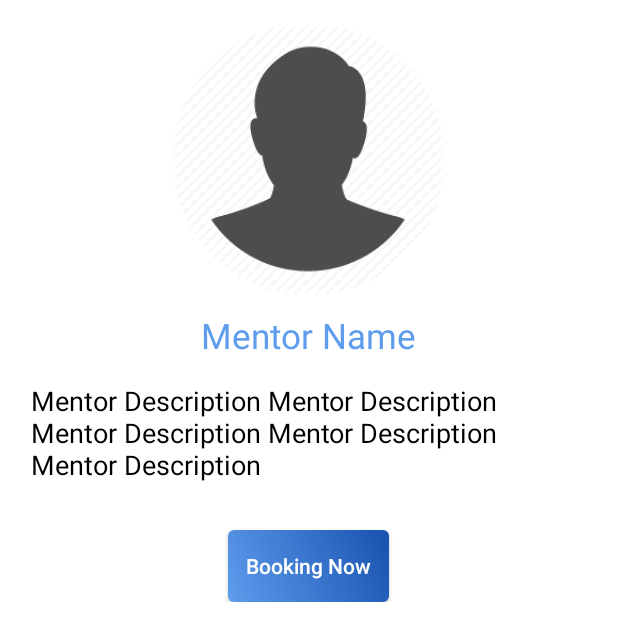
After one commit to georgesamuel96/NetClub, an Android app: the DetailsMentorActivity screen opened directly, with no data from a screen before it, on a phone screen of 412 x 824 dp. The commit adds this screen. Shown: the top 641 px of the screen. Run offline under Robolectric (Android 15) with nearby library versions, the phone set to English and light mode, and no system bars; our stand-ins replace CircleImageView, Firebase (no records; nobody signed in at launch, a user with empty details on screens opened directly), sdp/ssp sizes; 3 statements that could not run were skipped.

Commit message:
Mentor Commit

```diff
--- a/app/src/main/java/com/egcoders/technologysolutions/netclub/DatesMentorActivity.java
+++ b/app/src/main/java/com/egcoders/technologysolutions/netclub/DatesMentorActivity.java
@@ -158,7 +158,9 @@ public class DatesMentorActivity extends AppCompatActivity {
             mentor.getDates().clear();
             mentor.getCategories().clear();
 
-
+            Intent i = new Intent(DatesMentorActivity.this, MainActivity.class);
+            i.setFlags(Intent.FLAG_ACTIVITY_CLEAR_TOP);
+            startActivity(i);
             finish();
         }
 
--- /dev/null
+++ b/app/src/main/java/com/egcoders/technologysolutions/netclub/DetailsMentorActivity.java
@@ -0,0 +1,77 @@
+package com.egcoders.technologysolutions.netclub;
+
+import android.content.Intent;
+import android.support.annotation.NonNull;
+import android.support.v7.app.AppCompatActivity;
+import android.os.Bundle;
+import android.view.View;
+import android.widget.Button;
+import android.widget.ProgressBar;
+import android.widget.TextView;
+
+import com.bumptech.glide.Glide;
+import com.bumptech.glide.request.RequestOptions;
+import com.google.android.gms.tasks.OnCompleteListener;
+import com.google.android.gms.tasks.Task;
+import com.google.firebase.firestore.DocumentSnapshot;
+import com.google.firebase.firestore.FirebaseFirestore;
+
+import java.util.Map;
+
+import de.hdodenhof.circleimageview.CircleImageView;
+
+public class DetailsMentorActivity extends AppCompatActivity {
+
+    private String mentorId;
+    private FirebaseFirestore firestore;
+    private TextView mentorDesc, mentorName;
+    private CircleImageView mentorImage;
+    private ProgressBar progressBar;
+    private Button bookBtn;
+
+    @Override
+    protected void onCreate(Bundle savedInstanceState) {
+        super.onCreate(savedInstanceState);
+        setContentView(R.layout.activity_details_mentor);
+
+        mentorId = getIntent().getStringExtra("mentorId");
+
+        mentorName = (TextView) findViewById(R.id.mentor_name);
+        mentorImage = (CircleImageView) findViewById(R.id.mentor_image);
+        mentorDesc = (TextView) findViewById(R.id.mentor_description);
+        progressBar = (ProgressBar) findViewById(R.id.progressBar);
+        bookBtn = (Button) findViewById(R.id.book_btn);
+
+        firestore = FirebaseFirestore.getInstance();
+
+        progressBar.setVisibility(View.VISIBLE);
+        firestore.collection("Mentors").document(mentorId).get().addOnCompleteListener(new OnCompleteListener<DocumentSnapshot>() {
+            @Override
+            public void onComplete(@NonNull Task<DocumentSnapshot> task) {
+                if(task.isSuccessful()){
+                    Map<String, Object> mentorMap = task.getResult().getData();
+                    mentorName.setText(mentorMap.get("name").toString());
+                    mentorDesc.setText(mentorMap.get("description").toString());
+                    RequestOptions requestOptions = new RequestOptions();
+                    requestOptions.placeholder(R.drawable.profile);
+                    Glide.with(getApplicationContext()).applyDefaultRequestOptions(requestOptions).load(mentorMap.get("profile_url"))
+                            .thumbnail(Glide.with(getApplicationContext()).load(mentorMap.get("profileThumb_url"))).into(mentorImage);
+                    progressBar.setVisibility(View.INVISIBLE);
+                }
+                else{
+                    progressBar.setVisibility(View.INVISIBLE);
+                }
+            }
+        });
+
+        bookBtn.setOnClickListener(new View.OnClickListener() {
+            @Override
+            public void onClick(View v) {
+                Intent i = new Intent(DetailsMentorActivity.this, MentorDatesActivity.class);
+                i.putExtra("mentorId", mentorId);
+                startActivity(i);
+            }
+        });
+
+    }
+}
--- /dev/null
+++ b/app/src/main/res/layout/activity_details_mentor.xml
@@ -0,0 +1,76 @@
+<?xml version="1.0" encoding="utf-8"?>
+<android.support.constraint.ConstraintLayout xmlns:android="http://schemas.android.com/apk/res/android"
+    xmlns:app="http://schemas.android.com/apk/res-auto"
+    xmlns:tools="http://schemas.android.com/tools"
+    android:layout_width="match_parent"
+    android:layout_height="match_parent"
+    tools:context=".DetailsMentorActivity"
+    android:background="@color/white">
+
+    <ScrollView
+        android:layout_width="match_parent"
+        android:layout_height="match_parent">
+
+
+        <RelativeLayout
+            android:layout_width="match_parent"
+            android:layout_height="match_parent">
+
+            <de.hdodenhof.circleimageview.CircleImageView
+                android:id="@+id/mentor_image"
+                android:layout_width="@dimen/_140sdp"
+                android:layout_height="@dimen/_140sdp"
+                android:layout_centerHorizontal="true"
+                android:layout_marginTop="@dimen/_12sdp"
+                android:src="@drawable/profile"/>
+
+            <TextView
+                android:id="@+id/mentor_name"
+                android:layout_width="wrap_content"
+                android:layout_height="wrap_content"
+                android:layout_marginTop="@dimen/_8sdp"
+                android:layout_below="@id/mentor_image"
+                android:layout_centerHorizontal="true"
+                android:text="Mentor Name"
+                android:textColor="@color/colorPrimary"
+                android:textSize="@dimen/_18ssp"
+                app:layout_constraintEnd_toEndOf="parent"
+                app:layout_constraintStart_toStartOf="parent"
+                app:layout_constraintTop_toBottomOf="@+id/mentor_image" />
+
+            <TextView
+                android:id="@+id/mentor_description"
+                android:layout_width="match_parent"
+                android:layout_height="wrap_content"
+                android:layout_below="@id/mentor_name"
+                android:layout_marginTop="@dimen/_12sdp"
+                android:layout_marginLeft="@dimen/_16sdp"
+                android:layout_marginRight="@dimen/_16sdp"
+                android:text="Mentor Description Mentor Description Mentor Description Mentor Description Mentor Description "
+                android:textSize="@dimen/_14ssp"
+                android:textColor="@color/black"/>
+
+            <Button
+                android:id="@+id/book_btn"
+                android:layout_width="107dp"
+                android:layout_height="wrap_content"
+                android:layout_below="@id/mentor_description"
+                android:layout_centerHorizontal="true"
+                android:layout_marginTop="@dimen/_24sdp"
+                android:background="@drawable/bg_btn"
+                android:text="Booking Now"
+                android:textAllCaps="false"
+                android:textColor="@color/white" />
+
+            <ProgressBar
+                android:id="@+id/progressBar"
+                android:layout_width="match_parent"
+                android:layout_height="match_parent"
+                android:layout_centerInParent="true"
+                android:visibility="invisible"/>
+
+        </RelativeLayout>
+
+    </ScrollView>
+
+</android.support.constraint.ConstraintLayout>
--- a/app/src/main/res/layout/activity_main.xml
+++ b/app/src/main/res/layout/activity_main.xml
@@ -27,7 +27,9 @@
             android:layout_height="match_parent"
             android:id="@+id/frame"
             android:layout_below="@id/toolbar"
-            android:layout_marginBottom="@dimen/_48sdp"/>
+            android:layout_marginBottom="@dimen/_48sdp">
+
+        </FrameLayout>
 
         <android.support.design.widget.BottomNavigationView
             android:id="@+id/bottom_menu"
--- a/app/src/main/res/layout/activity_mentor_details.xml
+++ b/app/src/main/res/layout/activity_mentor_details.xml
@@ -4,7 +4,7 @@
     xmlns:tools="http://schemas.android.com/tools"
     android:layout_width="match_parent"
     android:layout_height="match_parent"
-    tools:context=".MentorDetailsActivity"
+    tools:context=".MentorDatesActivity"
     android:background="@color/white">
 
     <LinearLayout
```
Also changed, not shown: app/src/main/AndroidManifest.xml (+16 -15 lines), app/src/main/java/com/egcoders/technologysolutions/netclub/LoginActivity.java (+11 -4 lines), app/src/main/java/com/egcoders/technologysolutions/netclub/MainActivity.java (+1 -7 lines), app/src/main/java/com/egcoders/technologysolutions/netclub/MentorAdapter.java (+4 -4 lines), app/src/main/java/com/egcoders/technologysolutions/netclub/MentorDatesActivity.java (renamed from app/src/main/java/com/egcoders/technologysolutions/netclub/MentorDetailsActivity.java, +21 -5 lines), app/src/main/java/com/egcoders/technologysolutions/netclub/MentorsFragment.java (+12 -9 lines), app/src/main/java/com/egcoders/technologysolutions/netclub/PaymentMethodActivity.java (+38 -2 lines), app/src/main/java/com/egcoders/technologysolutions/netclub/RegisterFirstPageActivity.java (+11 -2 lines), app/src/main/java/com/egcoders/technologysolutions/netclub/RegisterSecondPageActivity.java (+24 -2 lines), app/src/main/java/com/egcoders/technologysolutions/netclub/UsersFragment.java (+4 -3 lines), app/src/main/res/layout/item_mentor.xml (+24 -26 lines).
